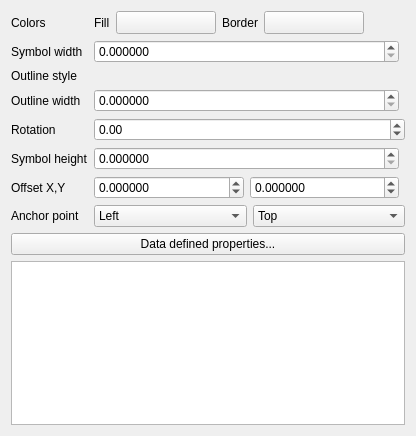
The window that src/ui/symbollayer/widget_ellipse.ui (qgis/QGIS) describes before a commit, drawn with Qt 5.
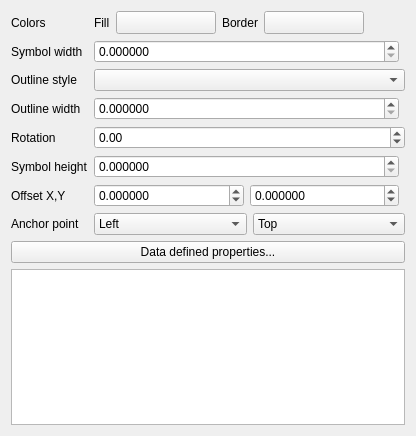
The same window after the commit. Custom widgets are drawn as their Qt base class.

Patch:
```diff
--- a/src/ui/symbollayer/widget_ellipse.ui
+++ b/src/ui/symbollayer/widget_ellipse.ui
@@ -240,7 +240,7 @@
       </widget>
      </item>
      <item row="2" column="1">
-      <widget class="QgsPenStyleComboBox" name="mOutlineStyleComboBox" native="true"/>
+      <widget class="QgsPenStyleComboBox" name="mOutlineStyleComboBox"/>
      </item>
      <item row="3" column="1">
       <layout class="QHBoxLayout" name="horizontalLayout_2">
@@ -411,7 +411,7 @@
   </customwidget>
   <customwidget>
    <class>QgsPenStyleComboBox</class>
-   <extends>QWidget</extends>
+   <extends>QComboBox</extends>
    <header>qgspenstylecombobox.h</header>
   </customwidget>
  </customwidgets>
```
Left out of the diff: 46 changed lines with no effect on the pictures.
